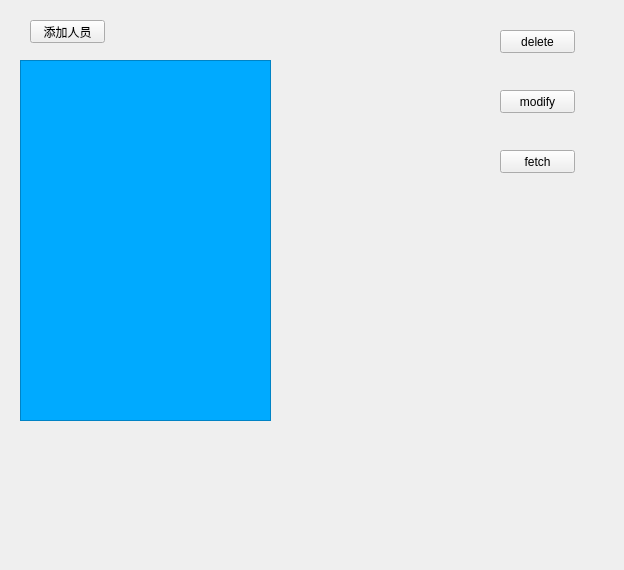
Old version of the form UI/widget.ui in the repository jiutianhuanpei/HBApp.
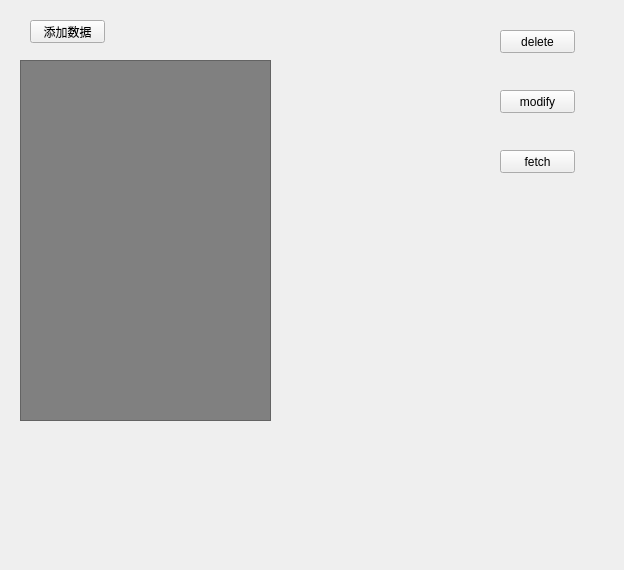
New version of the form. Custom widgets are drawn as their Qt base class.

Commit message: 添加 treeView 相关

The edit to the form file:
```diff
--- a/UI/widget.ui
+++ b/UI/widget.ui
@@ -17,11 +17,11 @@
    <string notr="true">
 
 Widget{
-background-color: rgb(255, 85, 0);
+background-color: white;
 }
 
 #treeView{
-background-color: rgb(0, 170, 255);
+background-color: gray;
 }</string>
   </property>
   <widget class="QPushButton" name="pushButton">
@@ -34,7 +34,7 @@
     </rect>
    </property>
    <property name="text">
-    <string>添加人员</string>
+    <string>添加数据</string>
    </property>
   </widget>
   <widget class="QPushButton" name="pushButton_2">
```
Left out of the diff: 2 changed lines with no effect on the pictures. The commit also changes 9 other files.
